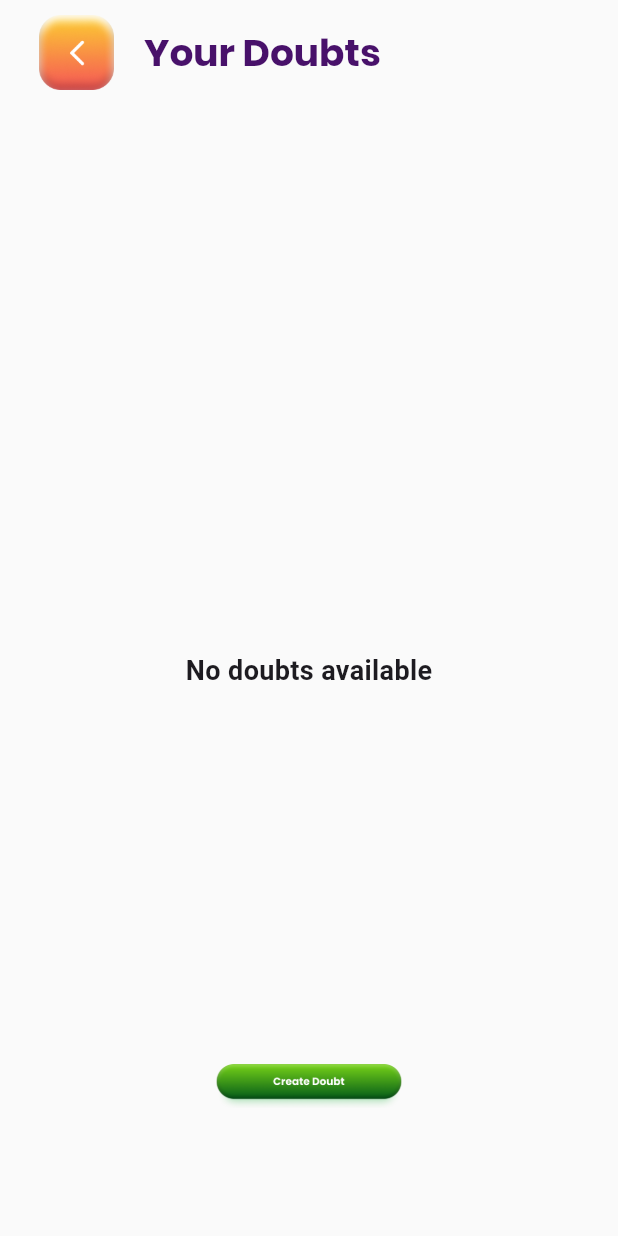
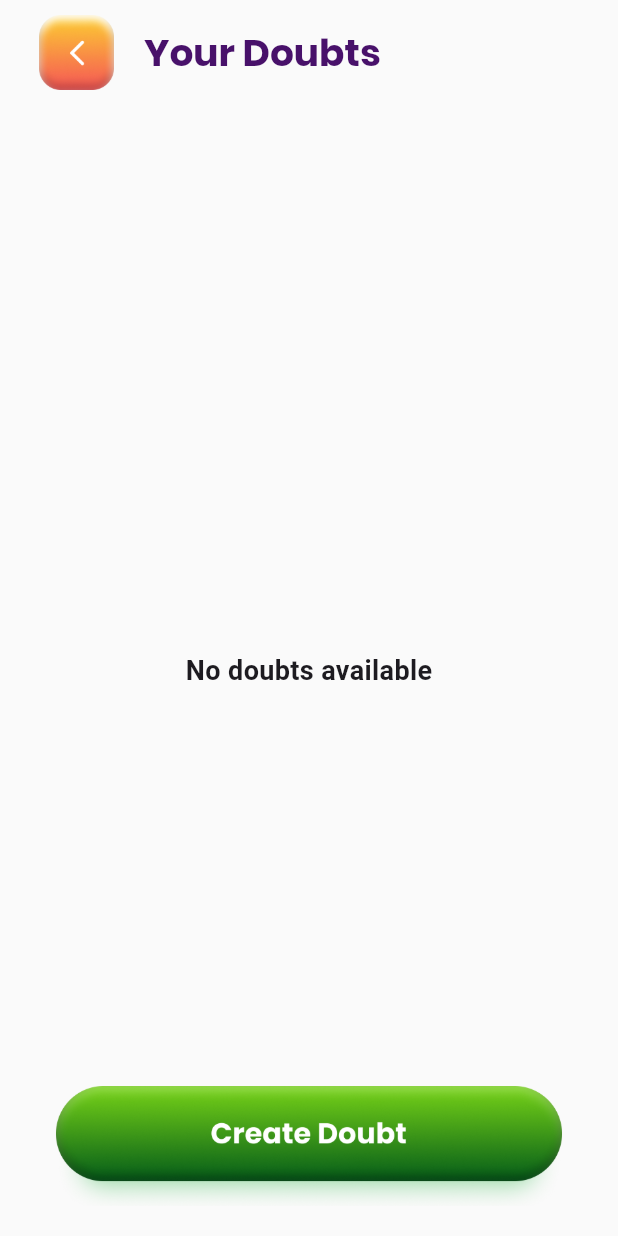
Before and after one commit to ujjawal3428/TrusirApp, a Flutter app: the YourDoubtPage screen opened directly, on a phone screen of 412 x 824 dp. Run offline on Flutter 3.47's test engine with Material 3 defaults, Android fonts, the phone set to English and light mode, and no system bars; our stand-ins replace device_info_plus, dio, flutter_image_compress, flutter_local_notifications, fluttertoast, google_fonts and 6 more; missing offline and left inert: phonepe_payment_sdk; accounts and stored records are empty; network calls fail.

Commit message:
first commit

```diff
--- a/lib/student/fee_payment.dart
+++ b/lib/student/fee_payment.dart
@@ -4,6 +4,8 @@ import 'package:shared_preferences/shared_preferences.dart';
 import 'package:trusir/common/api.dart';
 import 'package:http/http.dart' as http;
 import 'dart:convert';
+
+import 'package:trusir/student/wallet.dart';
 
 // import 'package:trusir/student/student_payment_page.dart';
 
@@ -157,7 +159,16 @@ class _FeePaymentScreenState extends State<FeePaymentScreen> {
           SizedBox(
             width: MediaQuery.of(context).size.width * 0.08,
           ),
-          Row(
+          GestureDetector(
+            onTap: () {
+              Navigator.push(
+                context,
+                MaterialPageRoute(
+                  builder: (context) => const WalletPage(),
+                ),
+              );
+            },
+            child: Row(
               mainAxisSize: MainAxisSize.min,
               children: [
                 const Icon(
@@ -174,6 +185,7 @@ class _FeePaymentScreenState extends State<FeePaymentScreen> {
                   ),
                 ),
               ],
+            ),
           ),
         ]),
         toolbarHeight: 70,
--- a/lib/student/your_doubt.dart
+++ b/lib/student/your_doubt.dart
@@ -108,15 +108,15 @@ class _YourDoubtPageState extends State<YourDoubtPage> {
         toolbarHeight: 70,
       ),
       backgroundColor: Colors.grey[50],
-      body: doubtsList.isEmpty && !isLoading && initialLoadComplete
+      body: Stack(
+        children: [
+          doubtsList.isEmpty && !isLoading && initialLoadComplete
               ? Center(
                   child: Padding(
                     padding: const EdgeInsets.all(20.0),
                     child: SizedBox(
                       height: MediaQuery.of(context).size.height,
-                  child: Stack(
-                    children: [
-                      const Column(
+                      child: const Column(
                         mainAxisAlignment: MainAxisAlignment.center,
                         children: [
                           Text(
@@ -126,21 +126,12 @@ class _YourDoubtPageState extends State<YourDoubtPage> {
                           ),
                         ],
                       ),
-                      Positioned(
-                          left: 0,
-                          right: 0,
-                          bottom: 0,
-                          child: _buildCreateButton()),
-                    ],
-                  ),
                     ),
                   ),
                 )
               : SizedBox(
                   height: MediaQuery.of(context).size.height,
-              child: Stack(
-                children: [
-                  Column(
+                  child: Column(
                     mainAxisSize: MainAxisSize.min,
                     children: [
                       SingleChildScrollView(
@@ -268,13 +259,9 @@ class _YourDoubtPageState extends State<YourDoubtPage> {
                         ),
                     ],
                   ),
-                  Positioned(
-                      left: 0,
-                      right: 0,
-                      bottom: 0,
-                      child: _buildCreateButton()),
+                ),
+          Positioned(left: 0, right: 0, bottom: 0, child: _buildCreateButton()),
         ],
-              ),
       ),
     );
   }
@@ -289,7 +276,7 @@ class _YourDoubtPageState extends State<YourDoubtPage> {
                   builder: (context) => const StudentDoubtScreen()));
         },
         child: Padding(
-          padding: const EdgeInsets.only(left: 20.0, right: 20, bottom: 40),
+          padding: const EdgeInsets.only(left: 20.0, right: 20, bottom: 20),
           child: Image.asset(
             'assets/create_doubt.png',
             width: double.infinity,
```
Lines whose indentation alone changed are shown as unchanged.
